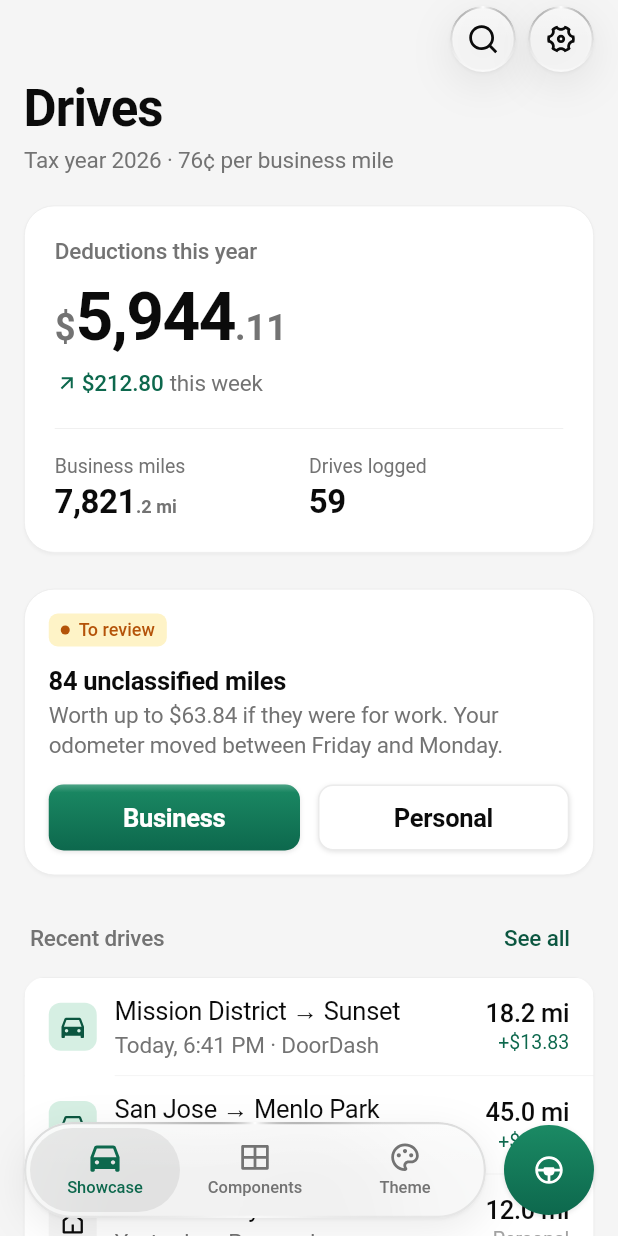
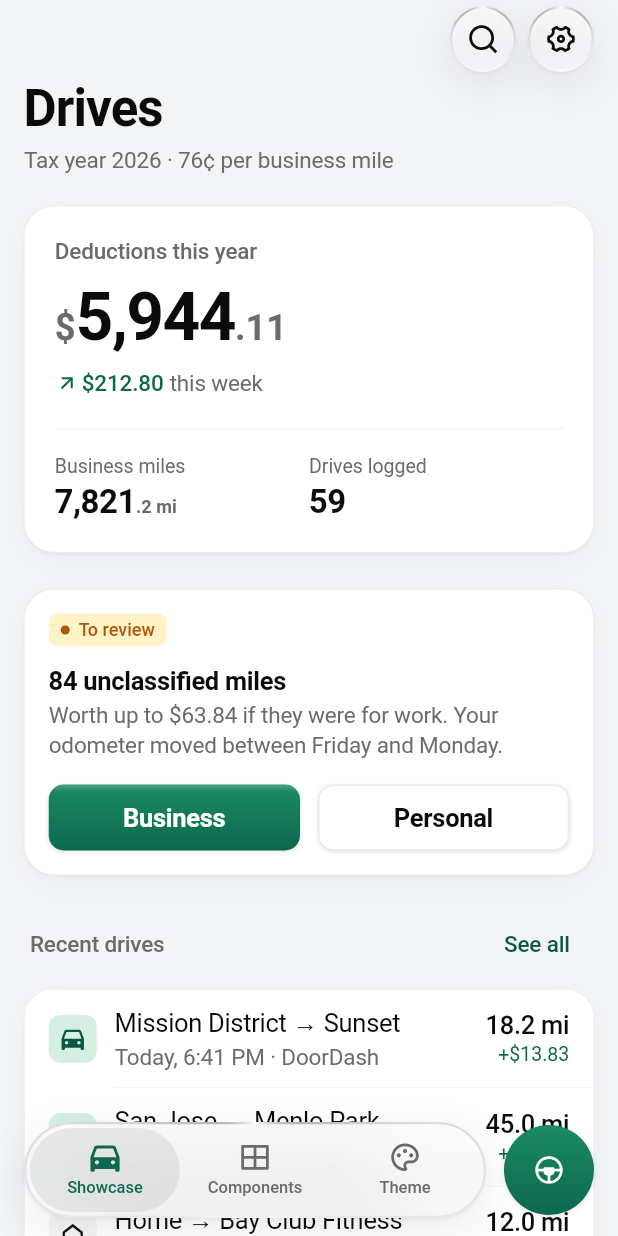
Before and after one commit to anik117/liquid-flutter-design-system, a Flutter app: the screen it shows after launch, on a phone screen of 412 x 824 dp. Run offline on Flutter 3.47's test engine with Material 3 defaults, Android fonts, the phone set to English and light mode, and no system bars; our stand-ins replace cupertino_ui, material_ui, remixicon.

Commit message:
feat: home screen recipe pieces from the VaultMileage redesign
New
- LqHue: Tailwind category hues (MIT, credited in THIRD_PARTY_NOTICES).
- LqActionTile: two-up action card (round disc, quiet prompt, bold title).
- LqSheen: a glint that sweeps twice on appear, then rests (WCAG 2.2.2).
- LqPageWash + LqPageScaffold(washHeight:): soft brand tint from the top.
- LqButtonVariant.quiet: neutral text button for section links.

Changed
- LqIconTile: hue, size, filled, subtle (neutral tile, tinted glyph), circle.
- LqListRow: titleMaxLines. LqListGroup: 20pt radius to match cards.
- LqBanner(raised:, hue:): tinted card notice; 44pt action tap area.
- LqAmount(minorColor:). LqBarChart: non-current bars step back to grey.
- LqButton small: 36pt look inside a 44pt tap area.
- Light tokens: gray-100 canvas, #6B6B6B secondary text (AA on canvas),
  softer card shadow.

```diff
--- a/lib/liquid_flutter_design_system.dart
+++ b/lib/liquid_flutter_design_system.dart
@@ -12,6 +12,7 @@ export 'package:remixicon/remixicon.dart' show RemixIcons;
 
 // Foundations
 export 'src/foundation/glass.dart';
+export 'src/foundation/sheen.dart';
 export 'src/foundation/haptics.dart';
 export 'src/foundation/licenses.dart';
 export 'src/foundation/pressable.dart';
@@ -22,6 +23,7 @@ export 'src/tokens/brand.dart';
 export 'src/tokens/colors.dart';
 export 'src/tokens/metrics.dart';
 export 'src/tokens/motion.dart';
+export 'src/tokens/hues.dart';
 export 'src/tokens/palette.dart';
 export 'src/tokens/typography.dart';
 
--- a/lib/src/components/actions/actions.dart
+++ b/lib/src/components/actions/actions.dart
@@ -1,4 +1,5 @@
 // actions components. Add new actions files here.
+export 'action_tile.dart';
 export 'button.dart';
 export 'icon_button.dart';
 export 'button_group.dart';
--- a/lib/src/components/actions/button.dart
+++ b/lib/src/components/actions/button.dart
@@ -7,7 +7,9 @@ import '../../tokens/colors.dart';
 import '../../tokens/metrics.dart';
 import '../../tokens/motion.dart';
 
-enum LqButtonVariant { primary, secondary, ghost, danger, plain }
+/// `quiet` is a neutral text button (secondary ink, no tint) for section
+/// links like "See all", so the brand color stays on primary actions.
+enum LqButtonVariant { primary, secondary, ghost, danger, plain, quiet }
 
 enum LqButtonSize { large, medium, small }
 
@@ -84,7 +86,7 @@ class LqButton extends StatelessWidget {
             ],
           ],
         );
-        return AnimatedContainer(
+        final face = AnimatedContainer(
           duration: LqMotion.fast,
           height: height,
           padding: EdgeInsets.symmetric(
@@ -124,6 +126,9 @@ class LqButton extends StatelessWidget {
             ],
           ),
         );
+        // Small buttons keep a 36pt look inside a 44pt tap area.
+        if (height >= LqSize.control) return face;
+        return SizedBox(height: LqSize.control, child: Center(widthFactor: 1, child: face));
       },
     );
   }
@@ -166,6 +171,10 @@ class LqButton extends StatelessWidget {
         fill: pressed ? c.accentSoft : const Color(0x00000000),
         foreground: c.textAccent,
       ),
+      LqButtonVariant.quiet => _Look(
+        fill: pressed ? c.surfacePressed : const Color(0x00000000),
+        foreground: c.textSecondary,
+      ),
     };
   }
 }
--- a/lib/src/components/charts/bars_painter.dart
+++ b/lib/src/components/charts/bars_painter.dart
@@ -78,8 +78,10 @@ class BarsPainter extends CustomPainter {
     if (picked != null && picked != i) {
       return Color.lerp(base, ChartScale.stepBack(c), dim * (tones.length > 1 ? 0.85 : 1))!;
     }
+    // With a current period marked, the other bars step back to neutral so
+    // the brand color lands on one bar only.
     if (picked == null && highlighted != null && highlighted != i) {
-      return Color.lerp(base, c.surface, 0.45)!;
+      return tones.length > 1 ? Color.lerp(base, c.surface, 0.45)! : ChartScale.stepBack(c);
     }
     return base;
   }
--- a/lib/src/components/data/amount.dart
+++ b/lib/src/components/data/amount.dart
@@ -19,6 +19,7 @@ class LqAmount extends StatelessWidget {
     this.decimals = 2,
     this.style,
     this.color,
+    this.minorColor,
   });
 
   final double value;
@@ -33,6 +34,9 @@ class LqAmount extends StatelessWidget {
   /// Defaults to the hero style.
   final TextStyle? style;
   final Color? color;
+
+  /// Color of the sign, decimals and unit (grey by default).
+  final Color? minorColor;
 
   /// Groups thousands with commas: 12345.6 → ("12,345", ".60").
   static (String whole, String fraction) split(double v, int decimals) {
@@ -55,7 +59,7 @@ class LqAmount extends StatelessWidget {
         .copyWith(color: color ?? c.textPrimary);
     final small = big.copyWith(
       fontSize: (big.fontSize ?? 44) * 0.55,
-      color: c.textSecondary,
+      color: minorColor ?? c.textSecondary,
       letterSpacing: 0,
     );
     final (whole, fraction) = split(value, decimals);
--- a/lib/src/components/data/list_group.dart
+++ b/lib/src/components/data/list_group.dart
@@ -67,7 +67,7 @@ class LqListGroup extends StatelessWidget {
           clipBehavior: Clip.antiAlias,
           decoration: BoxDecoration(
             color: c.surface,
-            borderRadius: BorderRadius.circular(lq.radius.lg),
+            borderRadius: BorderRadius.circular(lq.radius.xl),
             border: Border.all(color: c.border, width: 0.5),
             boxShadow: LqShadows.card(c.shadow),
           ),
--- a/lib/src/components/data/list_row.dart
+++ b/lib/src/components/data/list_row.dart
@@ -4,32 +4,62 @@ import 'package:remixicon/remixicon.dart';
 import '../../foundation/pressable.dart';
 import '../../theme/lq_theme.dart';
 import '../../tokens/metrics.dart';
+import '../../tokens/hues.dart';
 import '../../tokens/motion.dart';
+import '../../tokens/palette.dart';
 import '../feedback/badge.dart';
 
-/// A 32pt rounded tile holding one glyph. Neutral by default; a [tone]
-/// colors the glyph only, never a bright disc.
+/// A rounded tile holding one glyph (32pt by default). Neutral unless given
+/// a [tone] (status) or a [hue] (category). [filled] paints a solid fill
+/// (the hue, or the brand accent without one) with a white glyph, for the
+/// one tile that should lead the eye. [subtle] keeps the neutral tile and
+/// tints only the glyph, so category icons stay a quiet touch and never
+/// look like a button. [circle] draws a disc instead of a rounded square.
 class LqIconTile extends StatelessWidget {
-  const LqIconTile({super.key, required this.icon, this.tone});
+  const LqIconTile({
+    super.key,
+    required this.icon,
+    this.tone,
+    this.hue,
+    this.size = LqSize.iconTile,
+    this.filled = false,
+    this.subtle = false,
+    this.circle = false,
+  });
 
+  final bool subtle;
+  final bool circle;
   final IconData icon;
   final LqTone? tone;
+  final LqHue? hue;
+  final double size;
+  final bool filled;
 
   @override
   Widget build(BuildContext context) {
     final lq = context.lq;
     final c = lq.colors;
-    final (bg, fg) = tone == null
-        ? (c.surfaceSunken, c.iconPrimary)
-        : LqBadge.colorsFor(c, tone!);
+    final h = hue;
+    var (bg, fg) = h != null
+        ? (filled ? (h.s600, LqPalette.white) : (h.soft(c), h.onSoft(c)))
+        : filled
+            ? (c.accentBottom, LqPalette.white)
+            : tone == null
+            ? (c.surfaceSunken, c.iconPrimary)
+            : LqBadge.colorsFor(c, tone!);
+    if (subtle && !filled) {
+      bg = c.surfaceSunken;
+      if (tone == null && h == null) fg = c.iconSecondary;
+    }
     return Container(
-      width: LqSize.iconTile,
-      height: LqSize.iconTile,
+      width: size,
+      height: size,
       decoration: BoxDecoration(
         color: bg,
-        borderRadius: BorderRadius.circular(lq.radius.sm),
+        shape: circle ? BoxShape.circle : BoxShape.rectangle,
+        borderRadius: circle ? null : BorderRadius.circular(lq.radius.sm * size / LqSize.iconTile),
       ),
-      child: Icon(icon, size: 18, color: fg),
+      child: Icon(icon, size: size * 0.56, color: fg),
     );
   }
 }
@@ -48,9 +78,13 @@ class LqListRow extends StatelessWidget {
     this.onTap,
     this.showChevron,
     this.destructive = false,
+    this.titleMaxLines,
   });
 
   final String title;
+
+  /// Caps the title's lines (1 keeps a list's rows even); null wraps freely.
+  final int? titleMaxLines;
   final String? subtitle;
   final Widget? leading;
 
@@ -92,6 +126,8 @@ class LqListRow extends StatelessWidget {
                 children: [
                   Text(
                     title,
+                    maxLines: titleMaxLines,
+                    overflow: titleMaxLines == null ? null : TextOverflow.ellipsis,
                     style: lq.type.body.copyWith(
                       color: destructive ? c.textDanger : c.textPrimary,
                     ),
--- a/lib/src/components/navigation/navigation.dart
+++ b/lib/src/components/navigation/navigation.dart
@@ -1,5 +1,6 @@
 // navigation components. Add new navigation files here.
 export 'page_scaffold.dart';
+export 'page_wash.dart';
 export 'scroll_edge.dart';
 export 'tab_bar.dart';
 export 'back_button.dart';
--- a/lib/src/components/navigation/page_scaffold.dart
+++ b/lib/src/components/navigation/page_scaffold.dart
@@ -3,6 +3,7 @@ import 'package:flutter/widgets.dart';
 import '../../theme/lq_theme.dart';
 import '../../tokens/metrics.dart';
 import '../../tokens/motion.dart';
+import 'page_wash.dart';
 import 'scroll_edge.dart';
 
 /// A page with an iOS-style large title. Glass action buttons float at the
@@ -18,6 +19,7 @@ class LqPageScaffold extends StatefulWidget {
     this.leading,
     this.actions = const [],
     this.bottomInset = 0,
+    this.washHeight,
   });
 
   final String title;
@@ -32,6 +34,9 @@ class LqPageScaffold extends StatefulWidget {
 
   /// Space reserved at the bottom, e.g. for a floating tab bar.
   final double bottomInset;
+
+  /// Paints [LqPageWash] down to this height (null: plain canvas).
+  final double? washHeight;
 
   @override
   State<LqPageScaffold> createState() => _LqPageScaffoldState();
@@ -178,6 +183,8 @@ class _LqPageScaffoldState extends State<LqPageScaffold> {
       color: c.canvas,
       child: Stack(
         children: [
+          if (widget.washHeight != null)
+            LqPageWash(scroll: _scroll, height: widget.washHeight!),
           content,
           Positioned(top: 0, left: 0, right: 0, child: bar),
         ],
--- a/lib/src/tokens/colors_resolve.dart
+++ b/lib/src/tokens/colors_resolve.dart
@@ -14,20 +14,22 @@ LqColors resolveLight(LqBrand brand, {bool highContrast = false}) {
   final a = brand.accent;
   return LqColors(
     brightness: Brightness.light,
-    canvas: _n.s100,
+    // A cool grey (Tailwind gray-100) so white cards lift off the page.
+    canvas: const Color(0xFFF3F4F6),
     surface: LqPalette.white,
     surfaceRaised: LqPalette.white,
     surfaceSunken: _n.s100,
     surfacePressed: _n.s200,
     textPrimary: _n.s950,
-    textSecondary: highContrast ? _n.s700 : _n.s500,
+    // #6B6B6B: 4.6:1 on the gray-100 canvas, 5.3:1 on white (WCAG AA).
+    textSecondary: highContrast ? _n.s700 : const Color(0xFF6B6B6B),
     textTertiary: highContrast ? _n.s600 : _n.s400,
     textPlaceholder: highContrast ? _n.s600 : _n.s400,
     textOnAccent: LqPalette.white,
     textAccent: a.s700,
     textDanger: _red.s600,
     iconPrimary: _n.s950,
-    iconSecondary: highContrast ? _n.s700 : _n.s500,
+    iconSecondary: highContrast ? _n.s700 : const Color(0xFF6B6B6B),
     iconTertiary: _n.s400,
     border: highContrast ? _n.s400 : _n.s200,
     borderStrong: highContrast ? _n.s600 : _n.s300,
@@ -65,7 +67,7 @@ LqColors resolveLight(LqBrand brand, {bool highContrast = false}) {
     glassTintStrong: const Color(0xA6FFFFFF),
     rimHighlight: const Color(0xE6FFFFFF),
     rimShade: const Color(0x24000000),
-    shadow: const Color(0x2E000000),
+    shadow: const Color(0x33101828),
     scrim: const Color(0x66000000),
   );
 }
--- /dev/null
+++ b/lib/src/tokens/hues.dart
@@ -0,0 +1,97 @@
+import 'dart:ui' show Color;
+
+import 'colors.dart';
+
+/// Decorative hues for icon tiles, categories and chart series, taken from
+/// the Tailwind CSS palette (MIT). They tell things apart (a business drive
+/// from a personal one, miles from drives); status still uses [LqTone].
+///
+/// Each hue keeps the four steps the system needs: 100 for light-mode
+/// tints, 400 for dark-mode text, 500 for fills, 600 for light-mode text.
+enum LqHue {
+  emerald(
+    Color(0xFFD1FAE5),
+    Color(0xFF34D399),
+    Color(0xFF10B981),
+    Color(0xFF059669),
+  ),
+  teal(
+    Color(0xFFCCFBF1),
+    Color(0xFF2DD4BF),
+    Color(0xFF14B8A6),
+    Color(0xFF0D9488),
+  ),
+  sky(
+    Color(0xFFE0F2FE),
+    Color(0xFF38BDF8),
+    Color(0xFF0EA5E9),
+    Color(0xFF0284C7),
+  ),
+  blue(
+    Color(0xFFDBEAFE),
+    Color(0xFF60A5FA),
+    Color(0xFF3B82F6),
+    Color(0xFF2563EB),
+  ),
+  indigo(
+    Color(0xFFE0E7FF),
+    Color(0xFF818CF8),
+    Color(0xFF6366F1),
+    Color(0xFF4F46E5),
+  ),
+  violet(
+    Color(0xFFEDE9FE),
+    Color(0xFFA78BFA),
+    Color(0xFF8B5CF6),
+    Color(0xFF7C3AED),
+  ),
+  fuchsia(
+    Color(0xFFFAE8FF),
+    Color(0xFFE879F9),
+    Color(0xFFD946EF),
+    Color(0xFFC026D3),
+  ),
+  rose(
+    Color(0xFFFFE4E6),
+    Color(0xFFFB7185),
+    Color(0xFFF43F5E),
+    Color(0xFFE11D48),
+  ),
+  orange(
+    Color(0xFFFFEDD5),
+    Color(0xFFFB923C),
+    Color(0xFFF97316),
+    Color(0xFFEA580C),
+  ),
+  amber(
+    Color(0xFFFEF3C7),
+    Color(0xFFFBBF24),
+    Color(0xFFF59E0B),
+    Color(0xFFD97706),
+  ),
+  lime(
+    Color(0xFFECFCCB),
+    Color(0xFFA3E635),
+    Color(0xFF84CC16),
+    Color(0xFF65A30D),
+  ),
+  slate(
+    Color(0xFFF1F5F9),
+    Color(0xFF94A3B8),
+    Color(0xFF64748B),
+    Color(0xFF475569),
+  );
+
+  const LqHue(this.s100, this.s400, this.s500, this.s600);
+
+  final Color s100, s400, s500, s600;
+
+  /// Tint behind an icon or label.
+  Color soft(LqColors c) => c.isDark ? s500.withValues(alpha: 0.18) : s100;
+
+  /// Icon or text on [soft], and small marks on a surface.
+  Color onSoft(LqColors c) => c.isDark ? s400 : s600;
+
+  /// A solid fill (chart bar, dot, filled tile).
+  Color solid(LqColors c) => s500;
+}
--- a/lib/src/tokens/metrics.dart
+++ b/lib/src/tokens/metrics.dart
@@ -61,9 +61,15 @@ abstract final class LqIconSize {
 
 /// Shadows from BoardUI's shadow scale. Dark mode passes a heavier color.
 abstract final class LqShadows {
-  /// 1px contact shadow under white cards on a grey page.
+  /// A 1px contact shadow plus a soft ambient lift under cards.
   static List<BoxShadow> card(Color c) => [
     BoxShadow(color: c.withValues(alpha: c.a * 0.2), offset: const Offset(0, 1), blurRadius: 1),
+    BoxShadow(
+      color: c.withValues(alpha: c.a * 0.22),
+      offset: const Offset(0, 6),
+      blurRadius: 18,
+      spreadRadius: -4,
+    ),
   ];
 
   /// Buttons and small raised controls (BoardUI shadow-xs).
```
Also changed, not shown: lib/src/components/actions/action_tile.dart (added, +110 -0 lines), lib/src/components/feedback/banner.dart (+35 -20 lines), lib/src/components/navigation/page_wash.dart (added, +47 -0 lines), lib/src/foundation/sheen.dart (added, +112 -0 lines), 1 other file.
